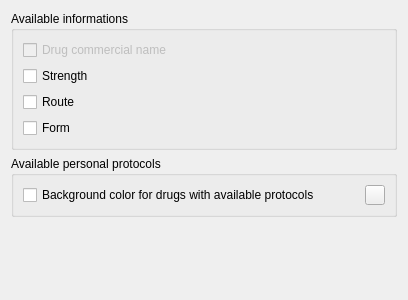
Qt form plugins/drugsplugin/drugspreferences/drugselectorwidget.ui (FreeHealth/freehealth) before a commit.
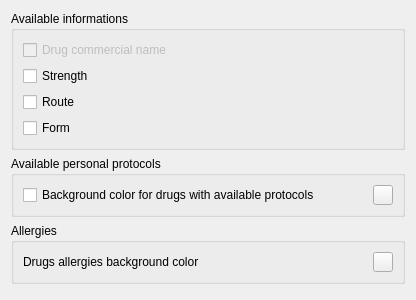
The same form after that commit. Custom widgets are drawn as their Qt base class.

Commit message: Drug selector - know shows drugs allergies from UID or ATC - search in the drugsConstructedName

The edit to the form file:
```diff
--- a/plugins/drugsplugin/drugspreferences/drugselectorwidget.ui
+++ b/plugins/drugsplugin/drugspreferences/drugselectorwidget.ui
@@ -6,7 +6,7 @@
    <rect>
     <x>0</x>
     <y>0</y>
-    <width>408</width>
+    <width>416</width>
     <height>300</height>
    </rect>
   </property>
@@ -89,7 +89,7 @@
      </layout>
     </widget>
    </item>
-   <item row="2" column="0">
+   <item row="3" column="0">
     <spacer name="verticalSpacer">
      <property name="orientation">
       <enum>Qt::Vertical</enum>
@@ -102,6 +102,41 @@
      </property>
     </spacer>
    </item>
+   <item row="2" column="0">
+    <widget class="QGroupBox" name="groupBox">
+     <property name="title">
+      <string>Allergies</string>
+     </property>
+     <layout class="QGridLayout" name="gridLayout_2">
+      <item row="0" column="0">
+       <widget class="QLabel" name="label">
+        <property name="text">
+         <string>Drugs allergies background color</string>
+        </property>
+       </widget>
+      </item>
+      <item row="0" column="1">
+       <widget class="Utils::ColorButtonChooser" name="backgroundAllergiesButton">
+        <property name="minimumSize">
+         <size>
+          <width>20</width>
+          <height>20</height>
+         </size>
+        </property>
+        <property name="maximumSize">
+         <size>
+          <width>20</width>
+          <height>20</height>
+         </size>
+        </property>
+        <property name="text">
+         <string/>
+        </property>
+       </widget>
+      </item>
+     </layout>
+    </widget>
+   </item>
   </layout>
  </widget>
  <customwidgets>
```
The commit also changes 12 other files.
